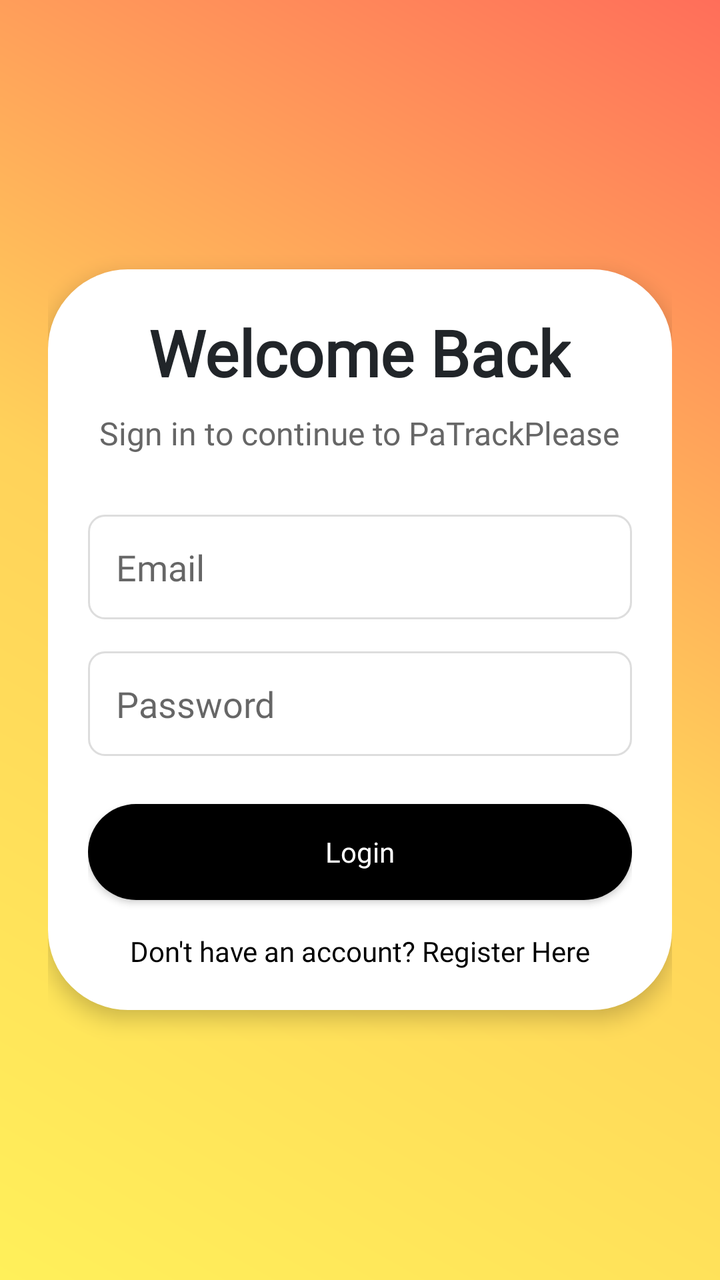
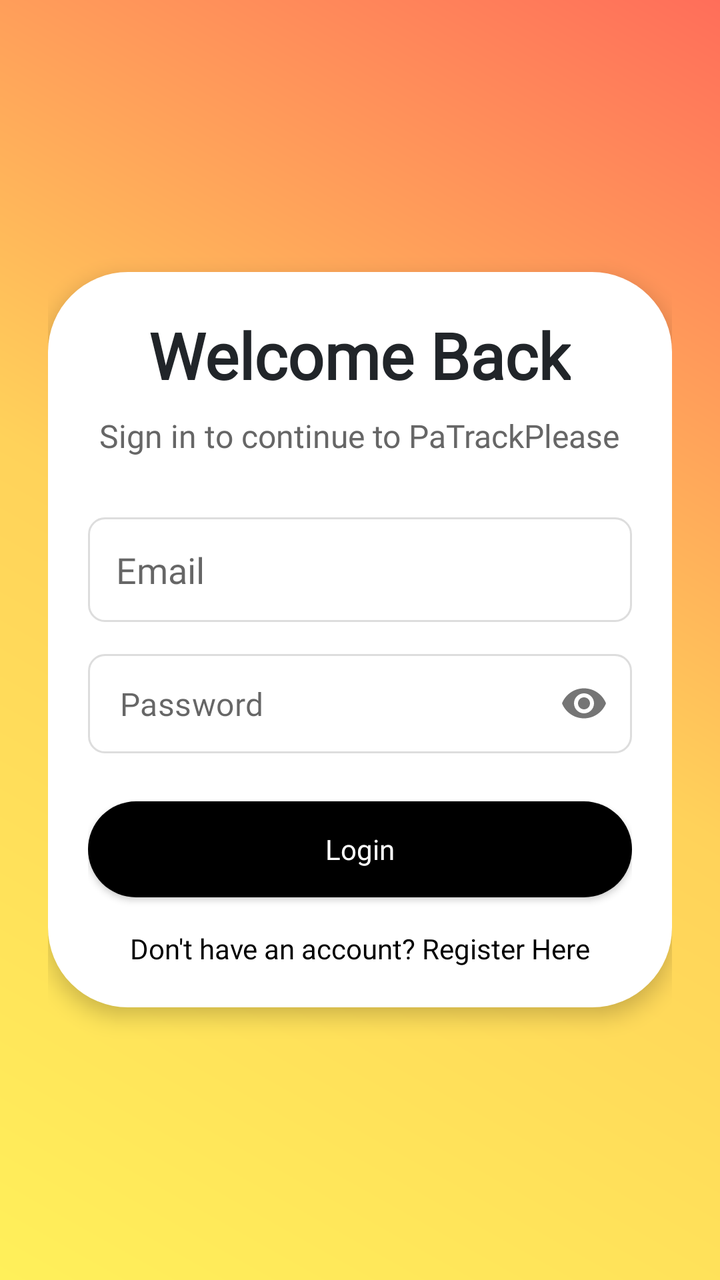

Screens rendered from an Android XML layout before and after an edit, with the pre-edit source and the edit as a unified diff.
<!-- AndroidManifest.xml: application theme Theme.PaTrackPlease -->
<!-- res/layout/loginscreen.xml -->
<?xml version="1.0" encoding="utf-8"?>
<RelativeLayout xmlns:android="http://schemas.android.com/apk/res/android"
    android:id="@+id/main"
    android:layout_width="match_parent"
    android:layout_height="match_parent"
    android:background="@drawable/bg_gradient"
    android:padding="24dp">


    
    <RelativeLayout
        android:id="@+id/loginContainer"
        android:layout_width="match_parent"
        android:layout_height="wrap_content"
        android:layout_centerInParent="true"
        android:background="@drawable/input_container"
        android:padding="20dp"
        android:elevation="6dp">


        
        <TextView
            android:id="@+id/tvTitle"
            android:layout_width="wrap_content"
            android:layout_height="wrap_content"
            android:text="Welcome Back"
            android:textSize="32sp"
            android:textStyle="bold"
            android:textColor="#212529"
            android:layout_centerHorizontal="true"
            android:fontFamily="@font/outfit_bold"/>

        
        <TextView
            android:id="@+id/tvSubtitle"
            android:layout_width="wrap_content"
            android:layout_height="wrap_content"
            android:text="Sign in to continue to PaTrackPlease"
            android:textSize="16sp"
            android:textColor="#666"
            android:layout_below="@id/tvTitle"
            android:layout_centerHorizontal="true"
            android:layout_marginTop="8dp"
            android:fontFamily="@font/outfit_light"/>

        
        <EditText
            android:id="@+id/etEmail"
            android:layout_width="match_parent"
            android:layout_height="wrap_content"
            android:hint="Email"
            android:inputType="textEmailAddress"
            android:padding="14dp"
            android:background="@drawable/input_field"
            android:layout_below="@id/tvSubtitle"
            android:layout_marginTop="30dp"
            android:fontFamily="@font/outfit_light"/>

        
        <EditText
            android:id="@+id/etPassword"
            android:layout_width="match_parent"
            android:layout_height="wrap_content"
            android:hint="Password"
            android:inputType="textPassword"
            android:padding="14dp"
            android:background="@drawable/input_field"
            android:layout_below="@id/etEmail"
            android:layout_marginTop="16dp"
            android:fontFamily="@font/outfit_light"/>

        
        <Button
            android:id="@+id/btnLogin"
            android:layout_width="match_parent"
            android:layout_height="wrap_content"
            android:text="Login"
            android:textAllCaps="false"
            android:layout_below="@id/etPassword"
            android:layout_marginTop="24dp"
            android:background="@drawable/button_primary"
            android:textColor="#FFFFFF"
            android:padding="14dp"
            android:elevation="4dp"
            android:fontFamily="@font/outfit_regular"/>

        
        <TextView
            android:id="@+id/tvRegister"
            android:layout_width="wrap_content"
            android:layout_height="wrap_content"
            android:text="Don't have an account? Register Here"
            android:textColor="@color/black"
            android:layout_below="@id/btnLogin"
            android:layout_centerHorizontal="true"
            android:layout_marginTop="16dp"
            android:clickable="true"
            android:focusable="true"
            android:fontFamily="@font/outfit_light"/>

        
        <ProgressBar
            android:id="@+id/progressBar"
            android:layout_width="wrap_content"
            android:layout_height="wrap_content"
            android:visibility="gone"
            android:layout_below="@id/btnLogin"
            android:layout_centerHorizontal="true"
            android:layout_marginTop="16dp"/>

    </RelativeLayout>

</RelativeLayout>
<!-- resources referenced by this layout -->
<resources>
  <color name="black">#FF000000</color>
  <!-- drawable bg_gradient (drawable) -->
  <shape xmlns:android="http://schemas.android.com/apk/res/android">
      <gradient
          android:type="linear"
          android:angle="45"
          android:startColor="#fff05a"
          android:centerColor="#ffd25a"
          android:endColor="#ff6e5a"/>
  </shape>
  <!-- drawable button_primary (drawable) -->
  <selector xmlns:android="http://schemas.android.com/apk/res/android">
  
      
      <item android:state_pressed="true">
          <shape android:shape="rectangle">
              <solid android:color="#FFF05A"/>
              <corners android:radius="40dp"/>
          </shape>
      </item>
  
      
      <item android:state_focused="true">
          <shape android:shape="rectangle">
              <solid android:color="#333333"/>
              <corners android:radius="40dp"/>
          </shape>
      </item>
  
      
      <item>
          <shape android:shape="rectangle">
              <solid android:color="#000000"/>
              <corners android:radius="40dp"/>
          </shape>
      </item>
  
  </selector>
  <!-- drawable input_container (drawable) -->
  <selector xmlns:android="http://schemas.android.com/apk/res/android">
  
      
      <item android:state_pressed="true">
          <shape android:shape="rectangle">
              <solid android:color="#FFF05A"/>
              <corners android:radius="40dp"/>
          </shape>
      </item>
  
      <item>
          <shape android:shape="rectangle">
              <solid android:color="@color/white"/>
              <corners android:radius="40dp"/>
          </shape>
      </item>
  
  </selector>
  <!-- drawable input_field (drawable) -->
  <shape xmlns:android="http://schemas.android.com/apk/res/android">
  
      <solid android:color="#FFFFFF"/>
  
      <stroke
          android:width="1dp"
          android:color="#DDDDDD"/>
  
      <corners android:radius="8dp"/>
  
      <padding
          android:left="12dp"
          android:top="12dp"
          android:right="12dp"
          android:bottom="12dp"/>
  
  </shape>
  <style name="Theme.PaTrackPlease" parent="android:Theme.Material.Light.NoActionBar" />
  <color name="white">#FFFFFFFF</color>
</resources>

<!-- the commit's change to res/layout/loginscreen.xml (unified diff, before → after) -->
@@ -1,11 +1,12 @@
 <?xml version="1.0" encoding="utf-8"?>
 <RelativeLayout xmlns:android="http://schemas.android.com/apk/res/android"
+    xmlns:app="http://schemas.android.com/apk/res-auto"
     android:id="@+id/main"
     android:layout_width="match_parent"
     android:layout_height="match_parent"
     android:background="@drawable/bg_gradient"
-    android:padding="24dp">
-
+    android:padding="24dp"
+    android:theme="@style/Theme.MaterialComponents.Light.NoActionBar">
 
     
     <RelativeLayout
@@ -16,7 +17,6 @@
         android:background="@drawable/input_container"
         android:padding="20dp"
         android:elevation="6dp">
-
 
         
         <TextView
@@ -57,17 +57,27 @@
             android:fontFamily="@font/outfit_light"/>
 
         
-        <EditText
-            android:id="@+id/etPassword"
+        <com.google.android.material.textfield.TextInputLayout
+            android:id="@+id/tilPassword"
             android:layout_width="match_parent"
             android:layout_height="wrap_content"
-            android:hint="Password"
-            android:inputType="textPassword"
-            android:padding="14dp"
-            android:background="@drawable/input_field"
             android:layout_below="@id/etEmail"
             android:layout_marginTop="16dp"
-            android:fontFamily="@font/outfit_light"/>
+            app:endIconMode="password_toggle"
+            app:endIconTint="#757575"
+            app:hintEnabled="false"
+            app:boxBackgroundMode="none">
+
+            <com.google.android.material.textfield.TextInputEditText
+                android:id="@+id/etPassword"
+                android:layout_width="match_parent"
+                android:layout_height="wrap_content"
+                android:hint="Password"
+                android:inputType="textPassword"
+                android:padding="14dp"
+                android:background="@drawable/input_field"
+                android:fontFamily="@font/outfit_light"/>
+        </com.google.android.material.textfield.TextInputLayout>
 
         
         <Button
@@ -76,7 +86,7 @@
             android:layout_height="wrap_content"
             android:text="Login"
             android:textAllCaps="false"
-            android:layout_below="@id/etPassword"
+            android:layout_below="@id/tilPassword"
             android:layout_marginTop="24dp"
             android:background="@drawable/button_primary"
             android:textColor="#FFFFFF"
